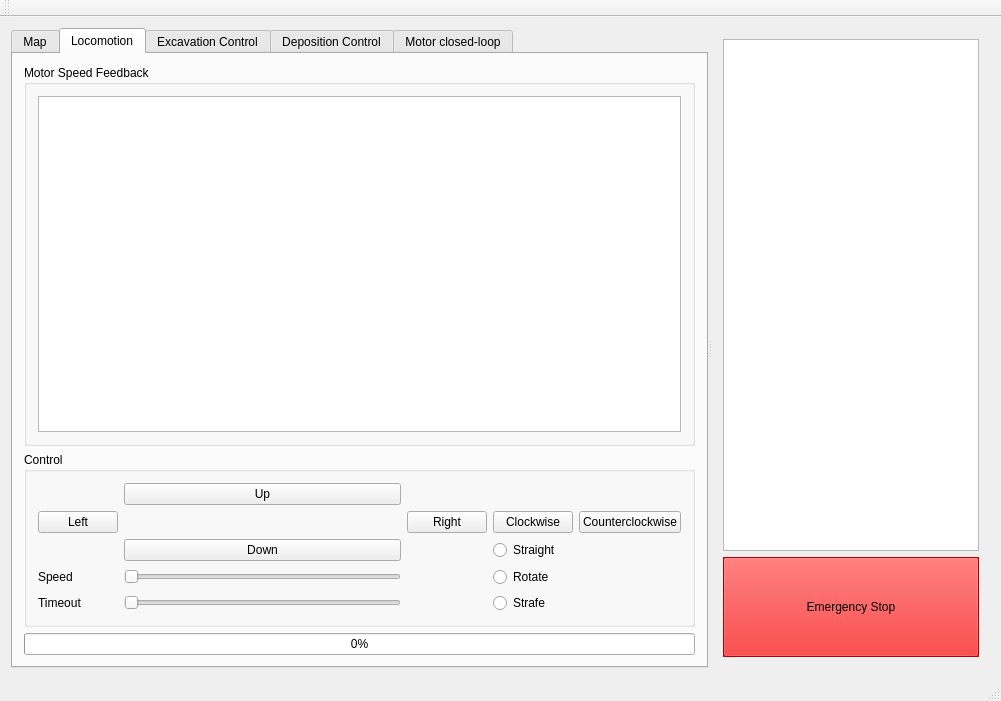
Above: client/mainwindow.ui from CWRUbotix/NASA-RMC-2017 before the change. Below: the same form after it.
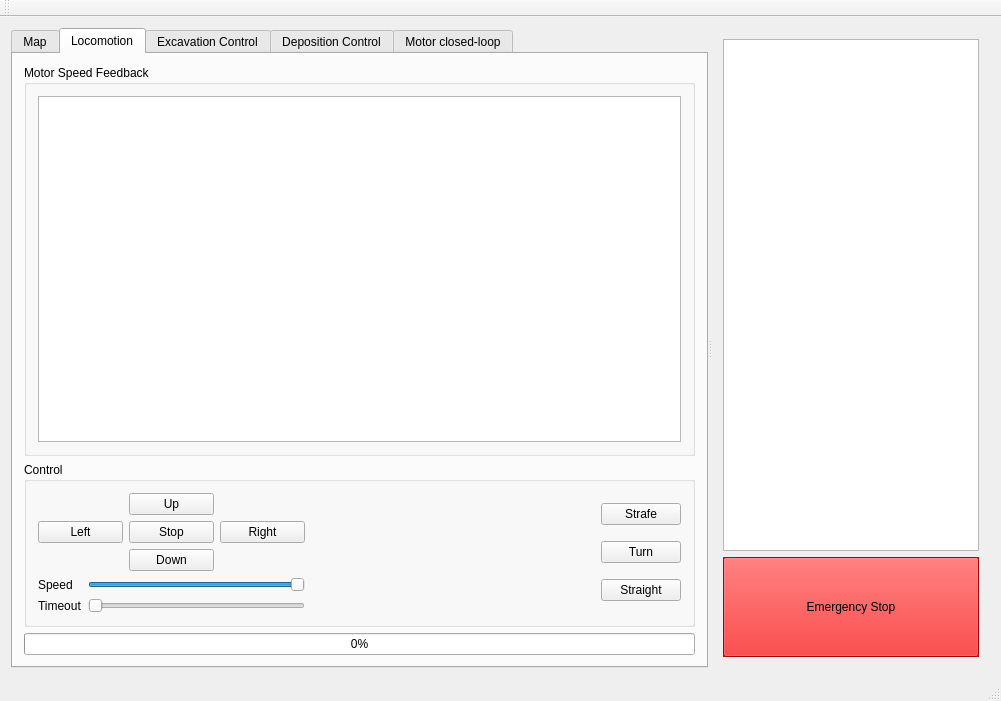
That is the form after the change. The open tabs and pages were chosen to show the change.

Patch:
```diff
--- a/client/mainwindow.ui
+++ b/client/mainwindow.ui
@@ -40,7 +40,7 @@
         </size>
        </property>
        <property name="currentIndex">
-        <number>4</number>
+        <number>1</number>
        </property>
        <widget class="QWidget" name="tab_Map">
         <attribute name="title">
@@ -56,13 +56,13 @@
         <attribute name="title">
          <string>Locomotion</string>
         </attribute>
-        <layout class="QVBoxLayout" name="verticalLayout_4">
+        <layout class="QVBoxLayout" name="verticalLayout_6">
          <item>
           <widget class="QGroupBox" name="groupBox">
            <property name="title">
             <string>Motor Speed Feedback</string>
            </property>
-           <layout class="QVBoxLayout" name="verticalLayout_11">
+           <layout class="QHBoxLayout" name="horizontalLayout_3">
             <item>
              <widget class="QGraphicsView" name="graphicsView"/>
             </item>
@@ -70,46 +70,15 @@
           </widget>
          </item>
          <item>
-          <layout class="QHBoxLayout" name="horizontalLayout_7">
-           <item>
-            <layout class="QVBoxLayout" name="verticalLayout_5">
-             <item>
-              <widget class="QGroupBox" name="groupBox_2">
-               <property name="title">
-                <string>Control</string>
-               </property>
+          <widget class="QGroupBox" name="groupBox_2">
+           <property name="title">
+            <string>Control</string>
+           </property>
+           <layout class="QHBoxLayout" name="horizontalLayout">
+            <item>
+             <layout class="QVBoxLayout" name="verticalLayout_5">
+              <item>
                <layout class="QGridLayout" name="gridLayout">
-                <item row="1" column="0">
-                 <widget class="QPushButton" name="locomotion_LeftButton">
-                  <property name="text">
-                   <string>Left</string>
-                  </property>
-                 </widget>
-                </item>
-                <item row="3" column="1">
-                 <widget class="QSlider" name="slider_LocomotionSpeed">
-                  <property name="maximum">
-                   <number>100</number>
-                  </property>
-                  <property name="orientation">
-                   <enum>Qt::Horizontal</enum>
-                  </property>
-                 </widget>
-                </item>
-                <item row="4" column="1">
-                 <widget class="QSlider" name="horizontalSlider_6">
-                  <property name="orientation">
-                   <enum>Qt::Horizontal</enum>
-                  </property>
-                 </widget>
-                </item>
-                <item row="1" column="5">
-                 <widget class="QPushButton" name="Rotate_Clockwise">
-                  <property name="text">
-                   <string>Clockwise</string>
-                  </property>
-                 </widget>
-                </item>
                 <item row="0" column="1">
                  <widget class="QPushButton" name="locomotion_UpButton">
                   <property name="text">
@@ -117,10 +86,10 @@
                   </property>
                  </widget>
                 </item>
-                <item row="2" column="1">
-                 <widget class="QPushButton" name="locomotion_DownButton">
+                <item row="1" column="0">
+                 <widget class="QPushButton" name="locomotion_LeftButton">
                   <property name="text">
-                   <string>Down</string>
+                   <string>Left</string>
                   </property>
                  </widget>
                 </item>
@@ -131,64 +100,112 @@
                   </property>
                  </widget>
                 </item>
-                <item row="1" column="6">
-                 <widget class="QPushButton" name="Rotate_AntiClockwise">
+                <item row="2" column="1">
+                 <widget class="QPushButton" name="locomotion_DownButton">
                   <property name="text">
-                   <string>Counterclockwise</string>
+                   <string>Down</string>
                   </property>
                  </widget>
                 </item>
-                <item row="2" column="5">
-                 <widget class="QRadioButton" name="radioButton_5">
+                <item row="1" column="1">
+                 <widget class="QPushButton" name="locomotion_StopButton">
                   <property name="text">
-                   <string>Straight</string>
+                   <string>Stop</string>
                   </property>
                  </widget>
                 </item>
-                <item row="3" column="5">
-                 <widget class="QRadioButton" name="radioButton_3">
-                  <property name="text">
-                   <string>Rotate</string>
-                  </property>
-                 </widget>
-                </item>
-                <item row="4" column="5">
-                 <widget class="QRadioButton" name="radioButton_4">
-                  <property name="text">
-                   <string>Strafe</string>
-                  </property>
-                 </widget>
-                </item>
-                <item row="3" column="0">
+               </layout>
+              </item>
+              <item>
+               <layout class="QGridLayout" name="gridLayout_3">
+                <item row="0" column="0">
                  <widget class="QLabel" name="label_4">
                   <property name="text">
                    <string>Speed</string>
                   </property>
                  </widget>
                 </item>
-                <item row="4" column="0">
+                <item row="0" column="1">
+                 <widget class="QSlider" name="slider_LocomotionSpeed">
+                  <property name="maximum">
+                   <number>100</number>
+                  </property>
+                  <property name="value">
+                   <number>100</number>
+                  </property>
+                  <property name="orientation">
+                   <enum>Qt::Horizontal</enum>
+                  </property>
+                 </widget>
+                </item>
+                <item row="1" column="0">
                  <widget class="QLabel" name="label_7">
                   <property name="text">
                    <string>Timeout</string>
                   </property>
                  </widget>
                 </item>
+                <item row="1" column="1">
+                 <widget class="QSlider" name="horizontalSlider_6">
+                  <property name="orientation">
+                   <enum>Qt::Horizontal</enum>
+                  </property>
+                 </widget>
+                </item>
                </layout>
-              </widget>
-             </item>
-             <item>
-              <widget class="QProgressBar" name="locomotion_ProgressBar">
-               <property name="maximum">
-                <number>100</number>
-               </property>
-               <property name="value">
-                <number>0</number>
-               </property>
-              </widget>
-             </item>
-            </layout>
-           </item>
-          </layout>
+              </item>
+             </layout>
+            </item>
+            <item>
+             <spacer name="horizontalSpacer_5">
+              <property name="orientation">
+               <enum>Qt::Horizontal</enum>
+              </property>
+              <property name="sizeHint" stdset="0">
+               <size>
+                <width>290</width>
+                <height>20</height>
+               </size>
+              </property>
+             </spacer>
+            </item>
+            <item>
+             <layout class="QVBoxLayout" name="verticalLayout_4">
+              <item>
+               <widget class="QPushButton" name="locomotion_StrafeButton">
+                <property name="text">
+                 <string>Strafe</string>
+                </property>
+               </widget>
+              </item>
+              <item>
+               <widget class="QPushButton" name="locomotion_TurnButton">
+                <property name="text">
+                 <string>Turn</string>
+                </property>
+               </widget>
+              </item>
+              <item>
+               <widget class="QPushButton" name="locomotion_StraightButton">
+                <property name="text">
+                 <string>Straight</string>
+                </property>
+               </widget>
+              </item>
+             </layout>
+            </item>
+           </layout>
+          </widget>
+         </item>
+         <item>
+          <widget class="QProgressBar" name="locomotion_ProgressBar">
+           <property name="maximum">
+            <number>100</number>
+           </property>
+           <property name="value">
+            <number>0</number>
+           </property>
+          </widget>
          </item>
         </layout>
        </widget>
```
